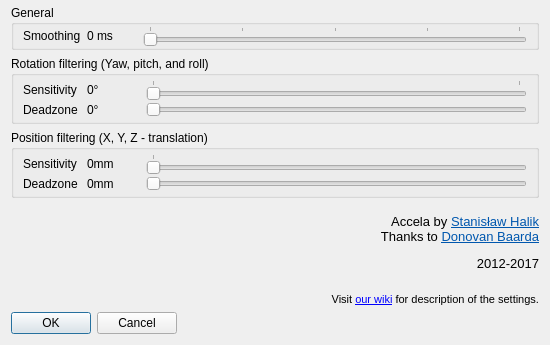
Qt form filter-accela/ftnoir_accela_filtercontrols.ui (opentrack/opentrack) before a commit.
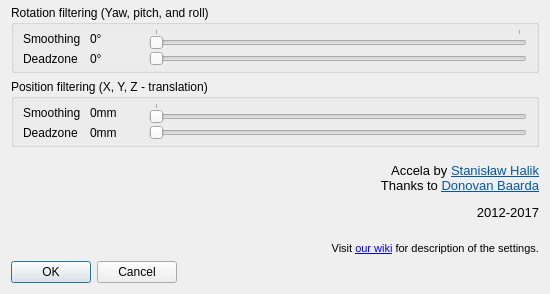
The same form after that commit. Icons and pictures are not drawn.

Commit message:
filter/accela: euthanize "smoothing"
It only confuses users. Rename "sensitivity" to
"smoothing".

Update i18n source as per #743

What changed in the file:
```diff
--- a/filter-accela/ftnoir_accela_filtercontrols.ui
+++ b/filter-accela/ftnoir_accela_filtercontrols.ui
@@ -10,7 +10,7 @@
     <x>0</x>
     <y>0</y>
     <width>550</width>
-    <height>345</height>
+    <height>275</height>
    </rect>
   </property>
   <property name="sizePolicy">
@@ -36,7 +36,247 @@
    <property name="topMargin">
     <number>5</number>
    </property>
-   <item row="3" column="0">
+   <item row="0" column="0">
+    <widget class="QGroupBox" name="groupBox44">
+     <property name="title">
+      <string>Rotation filtering (Yaw, pitch, and roll)</string>
+     </property>
+     <layout class="QGridLayout" name="gridLayout">
+      <property name="topMargin">
+       <number>4</number>
+      </property>
+      <property name="bottomMargin">
+       <number>4</number>
+      </property>
+      <property name="horizontalSpacing">
+       <number>9</number>
+      </property>
+      <property name="verticalSpacing">
+       <number>2</number>
+      </property>
+      <item row="0" column="0">
+       <widget class="QLabel" name="lblSensYaw_6">
+        <property name="sizePolicy">
+         <sizepolicy hsizetype="Preferred" vsizetype="Preferred">
+          <horstretch>0</horstretch>
+          <verstretch>0</verstretch>
+         </sizepolicy>
+        </property>
+        <property name="text">
+         <string>Smoothing</string>
+        </property>
+       </widget>
+      </item>
+      <item row="0" column="1">
+       <widget class="QLabel" name="rot_gain">
+        <property name="minimumSize">
+         <size>
+          <width>50</width>
+          <height>0</height>
+         </size>
+        </property>
+        <property name="text">
+         <string>0°</string>
+        </property>
+       </widget>
+      </item>
+      <item row="0" column="2">
+       <widget class="QSlider" name="rotation_slider">
+        <property name="sizePolicy">
+         <sizepolicy hsizetype="Expanding" vsizetype="Maximum">
+          <horstretch>0</horstretch>
+          <verstretch>0</verstretch>
+         </sizepolicy>
+        </property>
+        <property name="minimum">
+         <number>0</number>
+        </property>
+        <property name="maximum">
+         <number>49</number>
+        </property>
+        <property name="pageStep">
+         <number>1</number>
+        </property>
+        <property name="orientation">
+         <enum>Qt::Horizontal</enum>
+        </property>
+        <property name="tickPosition">
+         <enum>QSlider::TicksAbove</enum>
+        </property>
+        <property name="tickInterval">
+         <number>50</number>
+        </property>
+       </widget>
+      </item>
+      <item row="1" column="0">
+       <widget class="QLabel" name="label_4">
+        <property name="text">
+         <string>Deadzone</string>
+        </property>
+       </widget>
+      </item>
+      <item row="1" column="1">
+       <widget class="QLabel" name="rot_dz">
+        <property name="minimumSize">
+         <size>
+          <width>50</width>
+          <height>0</height>
+         </size>
+        </property>
+        <property name="text">
+         <string>0°</string>
+        </property>
+       </widget>
+      </item>
+      <item row="1" column="2">
+       <widget class="QSlider" name="rot_dz_slider">
+        <property name="sizePolicy">
+         <sizepolicy hsizetype="Expanding" vsizetype="Maximum">
+          <horstretch>0</horstretch>
+          <verstretch>0</verstretch>
+         </sizepolicy>
+        </property>
+        <property name="minimum">
+         <number>0</number>
+        </property>
+        <property name="maximum">
+         <number>20</number>
+        </property>
+        <property name="pageStep">
+         <number>1</number>
+        </property>
+        <property name="orientation">
+         <enum>Qt::Horizontal</enum>
+        </property>
+       </widget>
+      </item>
+     </layout>
+    </widget>
+   </item>
+   <item row="1" column="0">
+    <widget class="QGroupBox" name="groupBox_2">
+     <property name="title">
+      <string>Position filtering (X, Y, Z - translation)</string>
+     </property>
+     <layout class="QGridLayout" name="gridLayout_2">
+      <property name="topMargin">
+       <number>4</number>
+      </property>
+      <property name="bottomMargin">
+       <number>4</number>
+      </property>
+      <property name="horizontalSpacing">
+       <number>9</number>
+      </property>
+      <property name="verticalSpacing">
+       <number>2</number>
+      </property>
+      <item row="0" column="0">
+       <widget class="QLabel" name="label">
+        <property name="sizePolicy">
+         <sizepolicy hsizetype="Preferred" vsizetype="Preferred">
+          <horstretch>0</horstretch>
+          <verstretch>0</verstretch>
+         </sizepolicy>
+        </property>
+        <property name="text">
+         <string>Smoothing</string>
+        </property>
+       </widget>
+      </item>
+      <item row="0" column="1">
+       <widget class="QLabel" name="trans_gain">
+        <property name="minimumSize">
+         <size>
+          <width>50</width>
+          <height>0</height>
+         </size>
+        </property>
+        <property name="text">
+         <string>0mm</string>
+        </property>
+       </widget>
+      </item>
+      <item row="1" column="2">
+       <widget class="QSlider" name="trans_dz_slider">
+        <property name="sizePolicy">
+         <sizepolicy hsizetype="Expanding" vsizetype="Maximum">
+          <horstretch>0</horstretch>
+          <verstretch>0</verstretch>
+         </sizepolicy>
+        </property>
+        <property name="minimum">
+         <number>0</number>
+        </property>
+        <property name="maximum">
+         <number>20</number>
+        </property>
+        <property name="pageStep">
+         <number>1</number>
+        </property>
+        <property name="orientation">
+         <enum>Qt::Horizontal</enum>
+        </property>
+       </widget>
+      </item>
+      <item row="1" column="1">
+       <widget class="QLabel" name="trans_dz">
+        <property name="minimumSize">
+         <size>
+          <width>50</width>
+          <height>0</height>
+         </size>
+        </property>
+        <property name="text">
+         <string>0mm</string>
+        </property>
+       </widget>
+      </item>
+      <item row="1" column="0">
+       <widget class="QLabel" name="label_6">
+        <property name="text">
+         <string>Deadzone</string>
+        </property>
+       </widget>
+      </item>
+      <item row="0" column="2">
+       <widget class="QSlider" name="translation_slider">
+        <property name="sizePolicy">
+         <sizepolicy hsizetype="Expanding" vsizetype="Maximum">
+          <horstretch>0</horstretch>
+          <verstretch>0</verstretch>
+         </sizepolicy>
+        </property>
+        <property name="minimum">
+         <number>0</number>
+        </property>
+        <property name="maximum">
+         <number>29</number>
+        </property>
+        <property name="pageStep">
+         <number>1</number>
+        </property>
+        <property name="orientation">
+         <enum>Qt::Horizontal</enum>
+        </property>
+        <property name="tickPosition">
+         <enum>QSlider::TicksAbove</enum>
+        </property>
+        <property name="tickInterval">
+         <number>40</number>
+        </property>
+       </widget>
+      </item>
+     </layout>
+     <zorder>trans_dz_slider</zorder>
+     <zorder>translation_slider</zorder>
+     <zorder>trans_dz</zorder>
+     <zorder>label_6</zorder>
+     <zorder>trans_gain</zorder>
+     <zorder>label</zorder>
+    </widget>
+   </item>
+   <item row="2" column="0">
     <widget class="QLabel" name="label_9">
      <property name="sizePolicy">
       <sizepolicy hsizetype="Minimum" vsizetype="Maximum">
@@ -81,7 +321,7 @@
      </property>
     </widget>
    </item>
-   <item row="4" column="0">
+   <item row="3" column="0">
     <widget class="QDialogButtonBox" name="buttonBox">
      <property name="sizePolicy">
       <sizepolicy hsizetype="Maximum" vsizetype="Maximum">
@@ -94,309 +334,6 @@
      </property>
     </widget>
    </item>
-   <item row="2" column="0">
-    <widget class="QGroupBox" name="groupBox_2">
-     <property name="title">
-      <string>Position filtering (X, Y, Z - translation)</string>
-     </property>
-     <layout class="QGridLayout" name="gridLayout_2">
-      <property name="topMargin">
-       <number>4</number>
-      </property>
-      <property name="bottomMargin">
-       <number>4</number>
-      </property>
-      <property name="horizontalSpacing">
-       <number>9</number>
-      </property>
-      <property name="verticalSpacing">
-       <number>2</number>
-      </property>
-      <item row="0" column="0">
-       <widget class="QLabel" name="label">
-        <property name="sizePolicy">
-         <sizepolicy hsizetype="Preferred" vsizetype="Preferred">
-          <horstretch>0</horstretch>
-          <verstretch>0</verstretch>
-         </sizepolicy>
-        </property>
-        <property name="text">
-         <string>Sensitivity</string>
-        </property>
-       </widget>
-      </item>
-      <item row="0" column="1">
-       <widget class="QLabel" name="trans_gain">
-        <property name="minimumSize">
-         <size>
-          <width>50</width>
-          <height>0</height>
-         </size>
-        </property>
-        <property name="text">
-         <string>0mm</string>
-        </property>
-       </widget>
-      </item>
-      <item row="1" column="2">
-       <widget class="QSlider" name="trans_dz_slider">
-        <property name="sizePolicy">
-         <sizepolicy hsizetype="Expanding" vsizetype="Maximum">
-          <horstretch>0</horstretch>
-          <verstretch>0</verstretch>
-         </sizepolicy>
-        </property>
-        <property name="minimum">
-         <number>0</number>
-        </property>
-        <property name="maximum">
-         <number>20</number>
-        </property>
-        <property name="pageStep">
-         <number>1</number>
-        </property>
-        <property name="orientation">
-         <enum>Qt::Horizontal</enum>
-        </property>
-       </widget>
-      </item>
-      <item row="1" column="1">
-       <widget class="QLabel" name="trans_dz">
-        <property name="minimumSize">
-         <size>
-          <width>50</width>
-          <height>0</height>
-         </size>
-        </property>
-        <property name="text">
-         <string>0mm</string>
-        </property>
-       </widget>
-      </item>
-      <item row="1" column="0">
-       <widget class="QLabel" name="label_6">
-        <property name="text">
-         <string>Deadzone</string>
-        </property>
-       </widget>
-      </item>
-      <item row="0" column="2">
-       <widget class="QSlider" name="translation_slider">
-        <property name="sizePolicy">
-         <sizepolicy hsizetype="Expanding" vsizetype="Maximum">
-          <horstretch>0</horstretch>
-          <verstretch>0</verstretch>
-         </sizepolicy>
-        </property>
-        <property name="minimum">
-         <number>0</number>
-        </property>
-        <property name="maximum">
-         <number>29</number>
-        </property>
-        <property name="pageStep">
-         <number>1</number>
-        </property>
-        <property name="orientation">
-         <enum>Qt::Horizontal</enum>
-        </property>
-        <property name="tickPosition">
-         <enum>QSlider::TicksAbove</enum>
-        </property>
-        <property name="tickInterval">
-         <number>40</number>
-        </property>
-       </widget>
-      </item>
-     </layout>
-     <zorder>trans_dz_slider</zorder>
-     <zorder>translation_slider</zorder>
-     <zorder>trans_dz</zorder>
-     <zorder>label_6</zorder>
-     <zorder>trans_gain</zorder>
-     <zorder>label</zorder>
-    </widget>
-   </item>
-   <item row="1" column="0">
-    <widget class="QGroupBox" name="groupBox44">
-     <property name="title">
-      <string>Rotation filtering (Yaw, pitch, and roll)</string>
-     </property>
-     <layout class="QGridLayout" name="gridLayout">
-      <property name="topMargin">
-       <number>4</number>
-      </property>
-      <property name="bottomMargin">
-       <number>4</number>
-      </property>
-      <property name="horizontalSpacing">
-       <number>9</number>
-      </property>
-      <property name="verticalSpacing">
-       <number>2</number>
-      </property>
-      <item row="0" column="0">
-       <widget class="QLabel" name="lblSensYaw_6">
-        <property name="sizePolicy">
-         <sizepolicy hsizetype="Preferred" vsizetype="Preferred">
-          <horstretch>0</horstretch>
-          <verstretch>0</verstretch>
-         </sizepolicy>
-        </property>
-        <property name="text">
-         <string>Sensitivity</string>
-        </property>
-       </widget>
-      </item>
-      <item row="0" column="1">
-       <widget class="QLabel" name="rot_gain">
-        <property name="minimumSize">
-         <size>
-          <width>50</width>
-          <height>0</height>
-         </size>
-        </property>
-        <property name="text">
-         <string>0°</string>
-        </property>
-       </widget>
-      </item>
-      <item row="0" column="2">
-       <widget class="QSlider" name="rotation_slider">
-        <property name="sizePolicy">
-         <sizepolicy hsizetype="Expanding" vsizetype="Maximum">
-          <horstretch>0</horstretch>
-          <verstretch>0</verstretch>
-         </sizepolicy>
-        </property>
-        <property name="minimum">
-         <number>0</number>
-        </property>
-        <property name="maximum">
-         <number>49</number>
-        </property>
-        <property name="pageStep">
-         <number>1</number>
-        </property>
-        <property name="orientation">
-         <enum>Qt::Horizontal</enum>
-        </property>
-        <property name="tickPosition">
-         <enum>QSlider::TicksAbove</enum>
-        </property>
-        <property name="tickInterval">
-         <number>50</number>
-        </property>
-       </widget>
-      </item>
-      <item row="1" column="0">
-       <widget class="QLabel" name="label_4">
-        <property name="text">
-         <string>Deadzone</string>
-        </property>
-       </widget>
-      </item>
-      <item row="1" column="1">
-       <widget class="QLabel" name="rot_dz">
-        <property name="minimumSize">
-         <size>
-          <width>50</width>
-          <height>0</height>
-         </size>
-        </property>
-        <property name="text">
-         <string>0°</string>
-        </property>
-       </widget>
-      </item>
-      <item row="1" column="2">
-       <widget class="QSlider" name="rot_dz_slider">
-        <property name="sizePolicy">
-         <sizepolicy hsizetype="Expanding" vsizetype="Maximum">
-          <horstretch>0</horstretch>
-          <verstretch>0</verstretch>
-         </sizepolicy>
-        </property>
-        <property name="minimum">
-         <number>0</number>
-        </property>
-        <property name="maximum">
-         <number>20</number>
-        </property>
-        <property name="pageStep">
-         <number>1</number>
-        </property>
-        <property name="orientation">
-         <enum>Qt::Horizontal</enum>
-        </property>
-       </widget>
-      </item>
-     </layout>
-    </widget>
-   </item>
-   <item row="0" column="0">
-    <widget class="QGroupBox" name="groupBox66">
-     <property name="title">
-      <string>General</string>
-     </property>
-     <layout class="QHBoxLayout" name="horizontalLayout">
-      <property name="topMargin">
-       <number>0</number>
-      </property>
-      <property name="bottomMargin">
-       <number>0</number>
-      </property>
-      <item>
-       <widget class="QLabel" name="label_2">
-        <property name="text">
-         <string>Smoothing</string>
-        </property>
-       </widget>
-      </item>
-      <item>
-       <widget class="QLabel" name="ewma_label">
-        <property name="minimumSize">
-         <size>
-          <width>50</width>
-          <height>0</height>
-         </size>
-        </property>
-        <property name="text">
-         <string>0 ms</string>
-        </property>
-       </widget>
-      </item>
-      <item>
-       <widget class="QSlider" name="ewma_slider">
-        <property name="sizePolicy">
-         <sizepolicy hsizetype="Expanding" vsizetype="Maximum">
-          <horstretch>0</horstretch>
-          <verstretch>0</verstretch>
-         </sizepolicy>
-        </property>
-        <property name="minimum">
-         <number>0</number>
-        </property>
-        <property name="maximum">
-         <number>20</number>
-        </property>
-        <property name="pageStep">
-         <number>1</number>
-        </property>
-        <property name="orientation">
-         <enum>Qt::Horizontal</enum>
-        </property>
-        <property name="tickPosition">
-         <enum>QSlider::TicksAbove</enum>
-        </property>
-        <property name="tickInterval">
-         <number>5</number>
-        </property>
-       </widget>
-      </item>
-     </layout>
-    </widget>
-   </item>
   </layout>
  </widget>
  <tabstops>
```
Left out of the diff: 1 changed line with no effect on the pictures. The commit also changes 6 other files.
